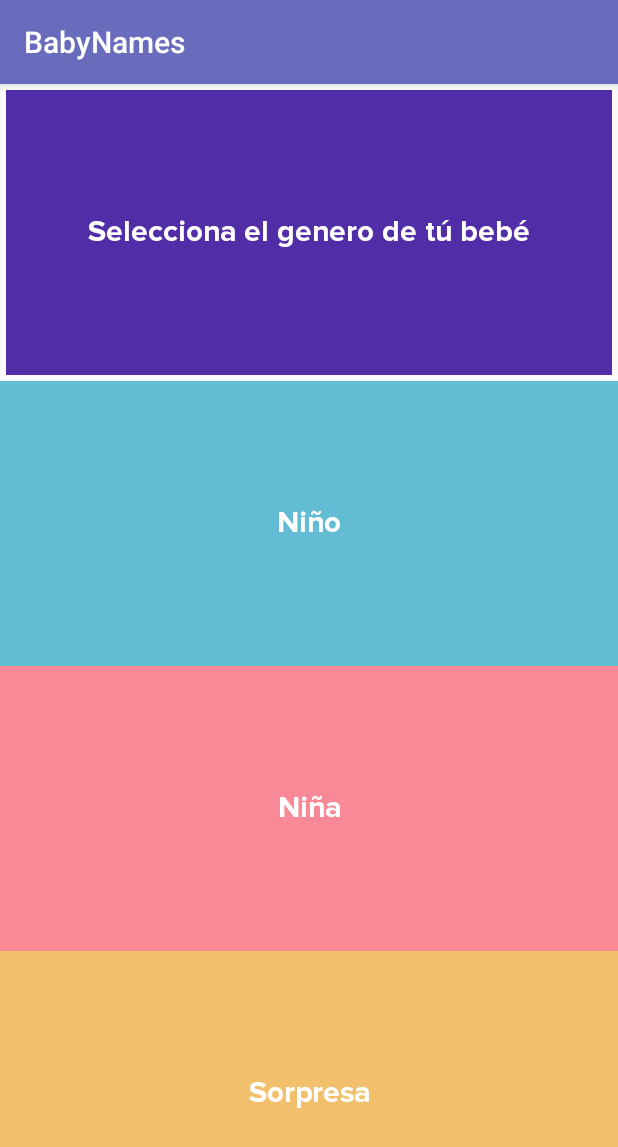
After one commit to RobertoMobDev/BabyNames, an Android app: the GenderActivity screen opened directly, with no data from a screen before it, on a phone screen of 412 x 824 dp. The commit adds this screen. Shown: the top 1147 px of the screen. Run offline under Robolectric (Android 15) with nearby library versions, the phone set to English and light mode, and no system bars; libraries missing offline, so code that uses them is left out: com.ia.mchaveza; 1 statement that could not run was skipped.

Commit message:
Pantalla para seleccionar genero después del SignIn

```diff
--- a/app/build.gradle
+++ b/app/build.gradle
@@ -28,6 +28,9 @@ dependencies {
     implementation project(":core")
     implementation project(":login")
 
+    //Dagger
+    kapt 'com.google.dagger:dagger-compiler:2.15'
+
     testImplementation 'junit:junit:4.12'
     androidTestImplementation 'com.android.support.test:runner:1.0.2'
     androidTestImplementation 'com.android.support.test.espresso:espresso-core:3.0.2'
--- a/app/src/main/AndroidManifest.xml
+++ b/app/src/main/AndroidManifest.xml
@@ -24,6 +24,7 @@
         </activity>
         <activity android:name=".MainActivity" />
         <activity android:name="com.babynames.login.presentation.WelcomeActivity" />
+        <activity android:name=".GenderActivity" />
         <activity
             android:name="com.facebook.FacebookActivity"
             android:configChanges="keyboard|keyboardHidden|screenLayout|screenSize|orientation"
--- /dev/null
+++ b/app/src/main/java/com/babynames/babynames/GenderActivity.kt
@@ -0,0 +1,54 @@
+package com.babynames.babynames
+
+import android.content.Intent
+import android.os.Bundle
+import android.support.v7.app.AppCompatActivity
+import android.view.View
+import com.babynames.babynames.presentation.components.DaggerGenderComponent
+import com.babynames.core.presentation.getApplicationComponent
+import com.ia.mchaveza.kotlin_library.SharedPreferencesManager
+import kotlinx.android.synthetic.main.activity_gender.*
+import javax.inject.Inject
+
+class GenderActivity : AppCompatActivity(), View.OnClickListener {
+
+    @Inject
+    lateinit var sharedPreferencesManager: SharedPreferencesManager
+
+    private val genderComponent by lazy {
+        DaggerGenderComponent.builder()
+                .applicationComponent(this.getApplicationComponent())
+                .build()
+    }
+
+    private val GENDER_SELECTED = "gender"
+
+    override fun onCreate(savedInstanceState: Bundle?) {
+        super.onCreate(savedInstanceState)
+        setContentView(R.layout.activity_gender)
+        this.genderComponent.inject(this)
+        this.text_gender_boy.setOnClickListener(this)
+        this.text_gender_girl.setOnClickListener(this)
+        this.text_gender_surprise.setOnClickListener(this)
+    }
+
+    override fun onClick(view: View?) {
+        when (view?.id) {
+            R.id.text_gender_boy -> {
+                sharedPreferencesManager.setStringPreference(GENDER_SELECTED, "boy")
+                startActivity(Intent(this, MainActivity::class.java))
+                finish()
+            }
+            R.id.text_gender_girl -> {
+                sharedPreferencesManager.setStringPreference(GENDER_SELECTED, "girl")
+                startActivity(Intent(this, MainActivity::class.java))
+                finish()
+            }
+            R.id.text_gender_surprise -> {
+                sharedPreferencesManager.setStringPreference(GENDER_SELECTED, "surprise")
+                startActivity(Intent(this, MainActivity::class.java))
+                finish()
+            }
+        }
+    }
+}
--- /dev/null
+++ b/app/src/main/res/layout/activity_gender.xml
@@ -0,0 +1,61 @@
+<?xml version="1.0" encoding="utf-8"?>
+<LinearLayout xmlns:android="http://schemas.android.com/apk/res/android"
+    xmlns:tools="http://schemas.android.com/tools"
+    android:layout_width="match_parent"
+    android:layout_height="match_parent"
+    android:layout_weight="4"
+    android:orientation="vertical"
+    tools:context=".GenderActivity">
+
+    <TextView
+        android:layout_width="match_parent"
+        android:layout_height="0dp"
+        android:layout_marginBottom="@dimen/gender_header_general_margins"
+        android:layout_marginEnd="@dimen/gender_header_general_margins"
+        android:layout_marginStart="@dimen/gender_header_general_margins"
+        android:layout_marginTop="@dimen/gender_header_general_margins"
+        android:layout_weight="1"
+        android:background="@color/colorPrimaryDark"
+        android:fontFamily="@font/proxima_bold"
+        android:gravity="center"
+        android:text="@string/gender_select_text"
+        android:textColor="@color/colorWhite"
+        android:textSize="@dimen/gender_options_text_size" />
+
+    <TextView
+        android:id="@+id/text_gender_boy"
+        android:layout_width="match_parent"
+        android:layout_height="0dp"
+        android:layout_weight="1"
+        android:background="@color/colorBlueBoy"
+        android:fontFamily="@font/proxima_bold"
+        android:gravity="center"
+        android:text="@string/gender_select_boy"
+        android:textColor="@color/colorWhite"
+        android:textSize="@dimen/gender_options_text_size" />
+
+    <TextView
+        android:id="@+id/text_gender_girl"
+        android:layout_width="match_parent"
+        android:layout_height="0dp"
+        android:layout_weight="1"
+        android:background="@color/colorPinkGirl"
+        android:fontFamily="@font/proxima_bold"
+        android:gravity="center"
+        android:text="@string/gender_select_girl"
+        android:textColor="@color/colorWhite"
+        android:textSize="@dimen/gender_options_text_size" />
+
+    <TextView
+        android:id="@+id/text_gender_surprise"
+        android:layout_width="match_parent"
+        android:layout_height="0dp"
+        android:layout_weight="1"
+        android:background="@color/colorSurprise"
+        android:fontFamily="@font/proxima_bold"
+        android:gravity="center"
+        android:text="@string/gender_select_surprise"
+        android:textColor="@color/colorWhite"
+        android:textSize="@dimen/gender_options_text_size" />
+
+</LinearLayout>
--- a/build.gradle
+++ b/build.gradle
@@ -18,7 +18,7 @@ buildscript {
 
 allprojects {
     repositories {
-        maven { url "https://jitpack.io" }
+        maven { url 'https://jitpack.io' }
         google()
         jcenter()
     }
--- a/core/build.gradle
+++ b/core/build.gradle
@@ -48,7 +48,7 @@ dependencies {
     api 'com.airbnb.android:lottie:2.5.1'
 
     //Glide
-    api 'com.github.bumptech.glide:glide:4.6.1'
+    api 'com.github.bumptech.glide:glide:4.7.1'
     api 'com.android.support:support-v4:27.1.1'
     kapt 'com.github.bumptech.glide:compiler:4.6.1'
 
@@ -89,6 +89,9 @@ dependencies {
     //Facebook
     api 'com.facebook.android:facebook-login:4.34.0'
 
+    //Kotlin Commons
+    api 'com.github.knockmark10:KotlinCommons:1.7.0.8'
+
     //Room
     kapt 'android.arch.persistence.room:compiler:1.1.1'
 
--- a/core/src/main/java/com/babynames/core/presentation/components/ApplicationComponent.kt
+++ b/core/src/main/java/com/babynames/core/presentation/components/ApplicationComponent.kt
@@ -5,6 +5,7 @@ import com.babynames.core.domain.executors.PostExecutionThread
 import com.babynames.core.domain.executors.ThreadExecutor
 import com.babynames.core.presentation.modules.ApplicationModule
 import com.babynames.core.presentation.modules.NetModule
+import com.ia.mchaveza.kotlin_library.SharedPreferencesManager
 import dagger.Component
 import retrofit2.Retrofit
 import javax.inject.Singleton
@@ -22,4 +23,6 @@ interface ApplicationComponent {
     //TODO: add DataBase
 
     fun retrofit(): Retrofit
+
+    fun sharedPreferences(): SharedPreferencesManager
 }
```
Also changed, not shown: app/src/main/java/com/babynames/babynames/SplashActivity.kt (+28 -0 lines), app/src/main/java/com/babynames/babynames/presentation/components/GenderComponent.kt (added, +16 -0 lines), app/src/main/res/values/dimens.xml (+4 -4 lines), core/src/main/java/com/babynames/core/presentation/modules/ApplicationModule.kt (+10 -0 lines).
